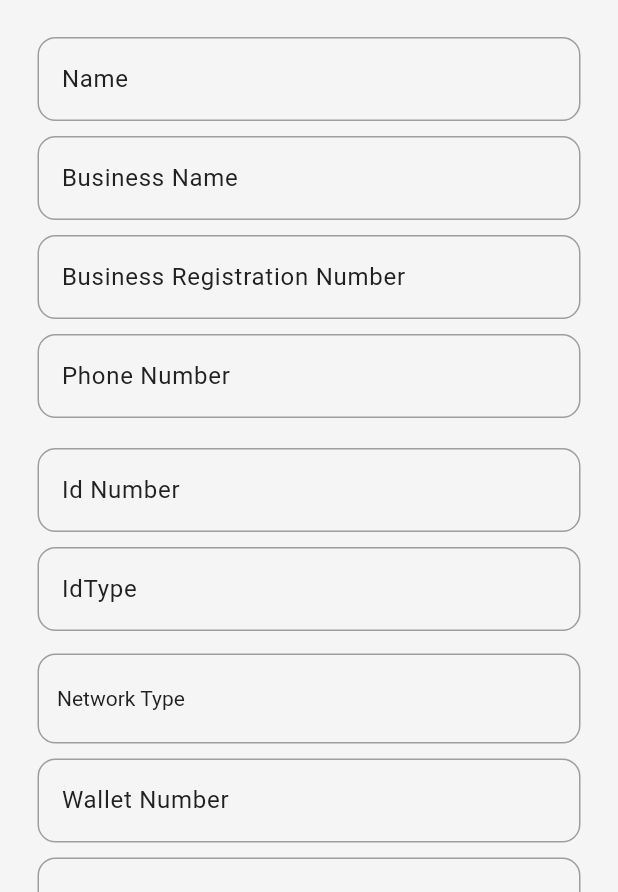
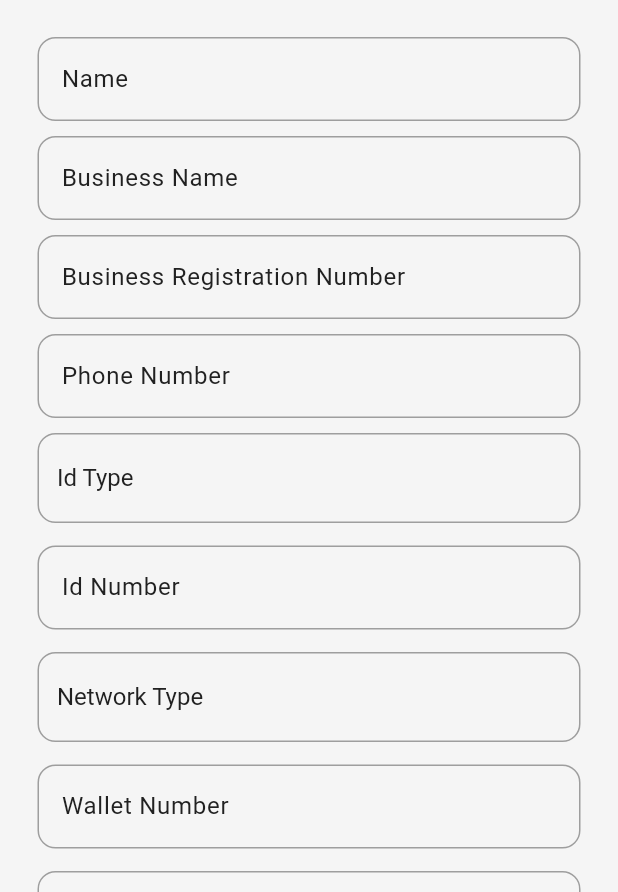
Before and after one commit to Jheezy30/agent_app, a Flutter app: the screen it shows after launch, on a phone screen of 412 x 824 dp, the part 344-1236 px from its top. Run offline on Flutter 3.47's test engine with Material 3 defaults, Android fonts, the phone set to English and light mode, and no system bars; our stand-ins replace dio, flutter_svg, geolocator, permission_handler; accounts and stored records are empty.

Commit message:
third change

```diff
--- a/lib/components/my_drop_down_button.dart
+++ b/lib/components/my_drop_down_button.dart
@@ -34,7 +34,13 @@ class MyDropDownButton extends StatelessWidget {
               items: items.map<DropdownMenuItem<String>>((String value) {
                 return DropdownMenuItem<String>(
                   value: value,
-                  child: Text(value),
+                  child: Text(
+                    value,
+                    style: TextStyle(
+                      fontSize: 16,
+                      color: Colors.grey.shade900,
+                    ),
+                    ),
                 );
 
               }).toList(),
@@ -42,7 +48,7 @@ class MyDropDownButton extends StatelessWidget {
               style: TextStyle(color: Colors.grey.shade900,
 
               ),
-              icon: Icon(Icons.arrow_drop_down),
+              icon: const Icon(Icons.arrow_drop_down),
               iconEnabledColor: Colors.grey.shade100,
               dropdownColor: Colors.grey.shade100,
             ),
--- a/lib/model/user.dart
+++ b/lib/model/user.dart
@@ -5,7 +5,7 @@ class User{
   final String? businessRegistration;
   final String phone;
   final String? idNumber;
-  final String? idType;
+  final String idType;
   final String selectedValue;
   final String selected;
   final String wallet;
@@ -16,7 +16,7 @@ class User{
     this.businessRegistration,
     required this.phone,
     this.idNumber,
-    this.idType,
+    required this.idType,
     required this.selectedValue,
     required this.selected,
     required this.wallet,
--- a/lib/pages/vendors_page.dart
+++ b/lib/pages/vendors_page.dart
@@ -32,10 +32,10 @@ class _VendorsPageState extends State<VendorsPage> {
       TextEditingController();
   final TextEditingController phoneController = TextEditingController();
   final TextEditingController idNumberController = TextEditingController();
-  final TextEditingController idTypeController = TextEditingController();
   final TextEditingController walletController = TextEditingController();
   String _selectedValue = 'Network Type';
   String _selected = 'Zone';
+  String _idType = 'Id Type';
   User? user;
 
   @override
@@ -105,12 +105,24 @@ class _VendorsPageState extends State<VendorsPage> {
                         hintText: "Phone Number",
                         obscureText: false,
                       ),
+
+
                       const SizedBox(
                         height: 10,
                       ),
 
-                      const SizedBox(
-                        height: 10,
+                     MyDropDownButton(
+                      items: ['Id Type', 'Ghana Card' , 'Driver License'],
+                       selectedValue: _idType,
+                        onChanged: (value){
+                          setState(() {
+                            _idType = value!;
+                          });
+                        },
+                        ),
+
+                         const SizedBox(
+                        height: 15,
                       ),
                       //id_number
                       MyTextField(
@@ -118,22 +130,12 @@ class _VendorsPageState extends State<VendorsPage> {
                         hintText: "Id Number",
                         obscureText: false,
                       ),
-                      const SizedBox(
-                        height: 10,
-                      ),
-                      // id_type
-                      MyTextField(
-                        controller: idTypeController,
-                        hintText: "IdType",
-                        obscureText: false,
-                      ),
-                      const SizedBox(
-                        height: 10,
-                      ),
+
                       // momo type
                       const SizedBox(
-                        height: 5,
+                        height: 15,
                       ),
+
                       MyDropDownButton(
                         items: [
                           'Network Type',
@@ -149,7 +151,7 @@ class _VendorsPageState extends State<VendorsPage> {
                         },
                       ),
                       const SizedBox(
-                        height: 10,
+                        height: 15,
                       ),
                       // Wallet number
                       MyTextField(
@@ -158,7 +160,7 @@ class _VendorsPageState extends State<VendorsPage> {
                         obscureText: false,
                       ),
                       const SizedBox(
-                        height: 10,
+                        height: 15,
                       ),
                       MyDropDownButton(
                         items: [
@@ -198,9 +200,8 @@ class _VendorsPageState extends State<VendorsPage> {
                             idNumber: idNumberController.text.isNotEmpty
                                 ? idNumberController.text
                                 : null,
-                            idType: idTypeController.text.isNotEmpty
-                                ? idTypeController.text
-                                : null,
+                            idType: _idType,
+
                           );
                           Navigator.push(
                             context,
```
Also changed, not shown: pubspec.lock.
